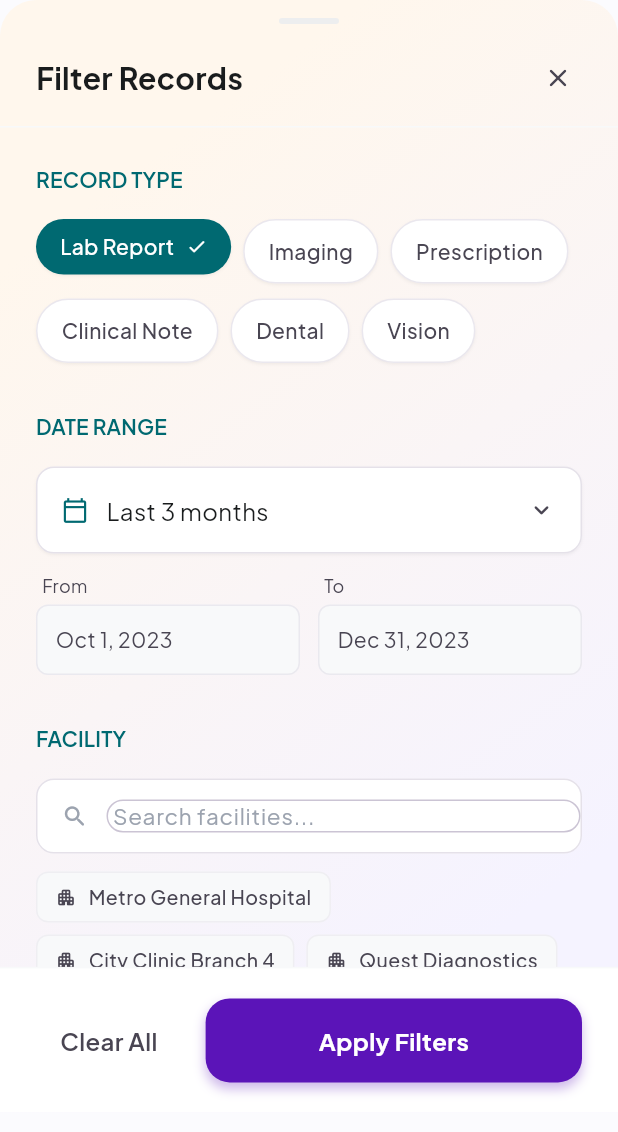
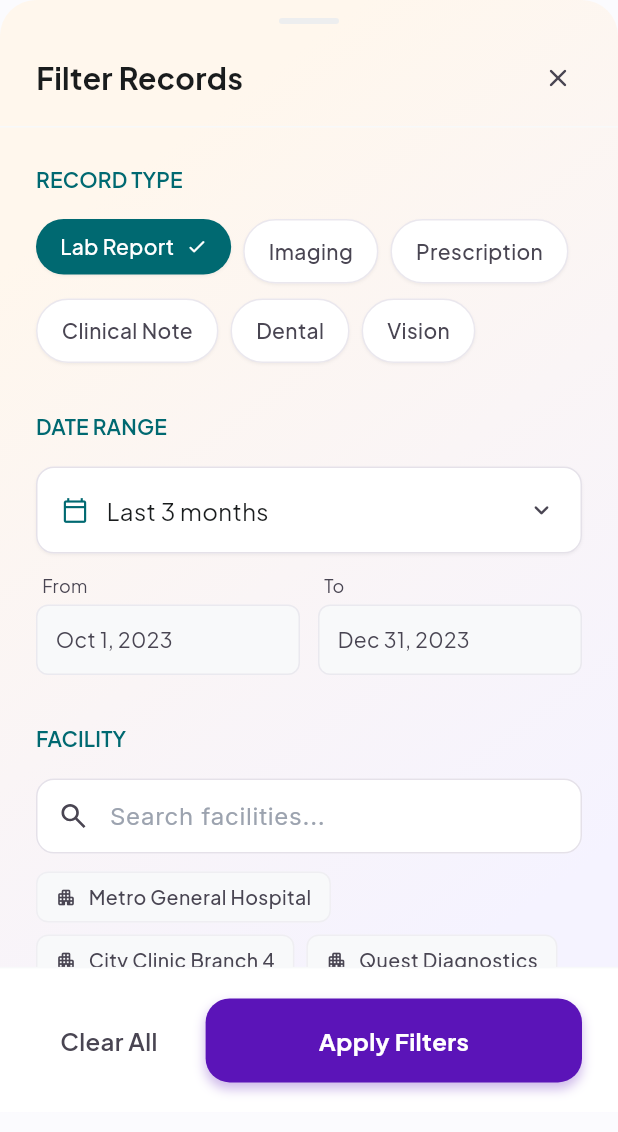
Before and after one commit to Subhrajitankit/CareID_Doctor_application, a Flutter app: the FilterRecordsBottomSheet widget shown alone on an empty page, opened directly, on a phone screen of 412 x 824 dp. Shown: the top 1132 px of the screen. Run offline on Flutter 3.47's test engine with Material 3 defaults, Android fonts, the phone set to English and light mode, and no system bars; our stand-ins replace google_fonts.

Commit message:
Update facility search bar styling in filter records bottom sheet to match Figma node 10:7354

```diff
--- a/lib/features/medical_records/filter_records_bottom_sheet.dart
+++ b/lib/features/medical_records/filter_records_bottom_sheet.dart
@@ -1,4 +1,5 @@
 import 'package:flutter/material.dart';
+import 'package:google_fonts/google_fonts.dart';
 
 /// Filter Records Bottom Sheet
 /// Exact Figma Source of Truth: Node 10:7354 ("Filter Records Bottom Sheet")
@@ -642,7 +643,7 @@ class _FilterRecordsBottomSheetState extends State<FilterRecordsBottomSheet> {
     return Column(
       crossAxisAlignment: CrossAxisAlignment.start,
       children: [
-        // Facility Search Input (Node 10:7415, 10:7416)
+        // Facility Search Input (Figma Node 10:7415, 10:7416)
         Container(
           height: 50,
           decoration: BoxDecoration(
@@ -653,34 +654,44 @@ class _FilterRecordsBottomSheetState extends State<FilterRecordsBottomSheet> {
               width: 1,
             ),
           ),
+          clipBehavior: Clip.antiAlias,
           child: Row(
+            crossAxisAlignment: CrossAxisAlignment.center,
             children: [
+              // Figma Node 10:7419 (x=16, y=17, w=16, h=16)
               const SizedBox(width: 16),
-              const Icon(
-                Icons.search_rounded,
-                size: 18,
-                color: Color(0xFF9CA3AF),
-              ),
-              const SizedBox(width: 12),
+              const _FacilitySearchIcon(),
+              // Figma Node 10:7416 pl-[48px]: 16px left + 16px icon + 16px gap = 48px
+              const SizedBox(width: 16),
               Expanded(
                 child: TextField(
                   controller: _facilitySearchController,
                   onChanged: (_) => setState(() {}),
-                  style: const TextStyle(
-                    fontFamily: 'Plus Jakarta Sans',
-                    fontSize: 15,
-                    color: Color(0xFF191C1D),
+                  cursorColor: const Color(0xFF494552),
+                  style: GoogleFonts.inter(
+                    fontSize: 16,
+                    fontWeight: FontWeight.w400,
+                    color: const Color(0xFF191C1D),
+                    height: 20 / 16,
                   ),
-                  decoration: const InputDecoration(
+                  textAlignVertical: TextAlignVertical.center,
+                  decoration: InputDecoration(
                     hintText: 'Search facilities...',
-                    hintStyle: TextStyle(
-                      fontFamily: 'Plus Jakarta Sans',
-                      fontSize: 15,
-                      color: Color(0xFF9CA3AF),
+                    hintStyle: GoogleFonts.inter(
+                      fontSize: 16,
+                      fontWeight: FontWeight.w400,
+                      color: const Color(0xFF9CA3AF),
+                      height: 20 / 16,
                     ),
-                    border: InputBorder.none,
                     isDense: true,
                     contentPadding: EdgeInsets.zero,
+                    filled: false,
+                    border: InputBorder.none,
+                    enabledBorder: InputBorder.none,
+                    focusedBorder: InputBorder.none,
+                    errorBorder: InputBorder.none,
+                    disabledBorder: InputBorder.none,
+                    focusedErrorBorder: InputBorder.none,
                   ),
                 ),
               ),
@@ -690,15 +701,18 @@ class _FilterRecordsBottomSheetState extends State<FilterRecordsBottomSheet> {
                     _facilitySearchController.clear();
                     setState(() {});
                   },
+                  behavior: HitTestBehavior.opaque,
                   child: const Padding(
-                    padding: EdgeInsets.symmetric(horizontal: 12),
+                    padding: EdgeInsets.symmetric(horizontal: 16),
                     child: Icon(
-                      Icons.cancel,
+                      Icons.cancel_rounded,
                       size: 16,
                       color: Color(0xFF9CA3AF),
                     ),
                   ),
-                ),
+                )
+              else
+                const SizedBox(width: 16),
             ],
           ),
         ),
@@ -771,3 +785,70 @@ class _FilterRecordsBottomSheetState extends State<FilterRecordsBottomSheet> {
     );
   }
 }
+
+/// Exact search icon vector extracted from Figma Node 10:7420 (CAREID-AIO-FIGMA)
+class _FacilitySearchIcon extends StatelessWidget {
+  const _FacilitySearchIcon();
+
+  @override
+  Widget build(BuildContext context) {
+    return const CustomPaint(
+      size: Size(16, 16),
+      painter: _FacilitySearchIconPainter(),
+    );
+  }
+}
+
+class _FacilitySearchIconPainter extends CustomPainter {
+  const _FacilitySearchIconPainter();
+
+  @override
+  void paint(Canvas canvas, Size size) {
+    final paint = Paint()
+      ..color = const Color(0xFF494552)
+      ..style = PaintingStyle.fill
+      ..isAntiAlias = true;
+
+    final scaleX = size.width / 16.0;
+    final scaleY = size.height / 16.0;
+
+    canvas.save();
+    canvas.scale(scaleX, scaleY);
+
+    final path = Path()..fillType = PathFillType.evenOdd;
+    // Outer boundary & handle from Figma SVG (viewBox 0 0 16 16)
+    path.moveTo(14.7556, 16.0);
+    path.lineTo(9.15556, 10.4);
+    path.cubicTo(8.71111, 10.7556, 8.2, 11.0371, 7.62222, 11.2444);
+    path.cubicTo(7.04444, 11.4518, 6.42963, 11.5556, 5.77778, 11.5556);
+    path.cubicTo(4.16296, 11.5556, 2.79629, 10.9963, 1.67778, 9.87778);
+    path.cubicTo(0.55926, 8.75926, 0.0, 7.3926, 0.0, 5.77778);
+    path.cubicTo(0.0, 4.16296, 0.55926, 2.79629, 1.67778, 1.67778);
+    path.cubicTo(2.79629, 0.55926, 4.16296, 0.0, 5.77778, 0.0);
+    path.cubicTo(7.3926, 0.0, 8.75926, 0.55926, 9.87778, 1.67778);
+    path.cubicTo(10.9963, 2.79629, 11.5556, 4.16296, 11.5556, 5.77778);
+    path.cubicTo(11.5556, 6.42963, 11.4518, 7.04444, 11.2444, 7.62222);
+    path.cubicTo(11.0371, 8.2, 10.7556, 8.71111, 10.4, 9.15556);
+    path.lineTo(16.0, 14.7556);
+    path.lineTo(14.7556, 16.0);
+    path.close();
+
+    // Inner cutout circle
+    path.moveTo(5.77778, 9.77778);
+    path.cubicTo(6.88889, 9.77778, 7.83333, 9.38889, 8.61111, 8.61111);
+    path.cubicTo(9.38889, 7.83333, 9.77778, 6.88889, 9.77778, 5.77778);
+    path.cubicTo(9.77778, 4.66667, 9.38889, 3.72222, 8.61111, 2.94444);
+    path.cubicTo(7.83333, 2.16667, 6.88889, 1.77778, 5.77778, 1.77778);
+    path.cubicTo(4.66667, 1.77778, 3.72222, 2.16667, 2.94444, 2.94444);
+    path.cubicTo(2.16667, 3.72222, 1.77778, 4.66667, 1.77778, 5.77778);
+    path.cubicTo(1.77778, 6.88889, 2.16667, 7.83333, 2.94444, 8.61111);
+    path.cubicTo(3.72222, 9.38889, 4.66667, 9.77778, 5.77778, 9.77778);
+    path.close();
+
+    canvas.drawPath(path, paint);
+    canvas.restore();
+  }
+
+  @override
+  bool shouldRepaint(covariant _FacilitySearchIconPainter oldDelegate) => false;
+}
```
